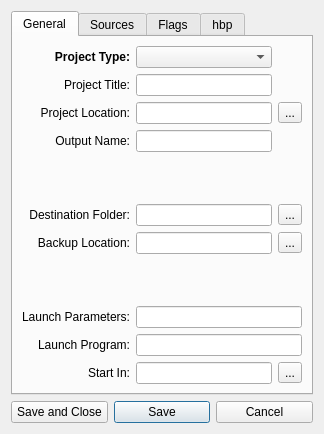
First picture: the form in harbour/contrib/hbide/resources/projectpropertiesex.ui, repository harbour/core, before the edit.
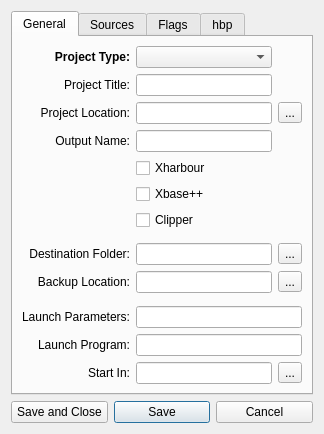
Second picture: the form after the edit.

Commit message: 2010-05-05 15:50 UTC-0800 Pritpal Bedi (pritpal@vouchcac.com)   * contrib/hbide/resources/projectpropertiesex.ui   * contrib/hbide/resources/projectpropertiesex.uic

The edit to the form file:
```diff
--- a/harbour/contrib/hbide/resources/projectpropertiesex.ui
+++ b/harbour/contrib/hbide/resources/projectpropertiesex.ui
@@ -96,7 +96,7 @@
          </property>
         </widget>
        </item>
-       <item row="5" column="0">
+       <item row="8" column="0">
         <widget class="QLabel" name="label_5">
          <property name="text">
           <string>Destination Folder:</string>
@@ -106,7 +106,7 @@
          </property>
         </widget>
        </item>
-       <item row="5" column="1">
+       <item row="8" column="1">
         <widget class="QLineEdit" name="editDstFolder">
          <property name="toolTip">
           <string>&lt;!DOCTYPE HTML PUBLIC &quot;-//W3C//DTD HTML 4.0//EN&quot; &quot;http://www.w3.org/TR/REC-html40/strict.dtd&quot;&gt;
@@ -118,7 +118,7 @@
          </property>
         </widget>
        </item>
-       <item row="9" column="0">
+       <item row="12" column="0">
         <widget class="QLabel" name="label_7">
          <property name="text">
           <string>Launch Parameters:</string>
@@ -128,10 +128,10 @@
          </property>
         </widget>
        </item>
-       <item row="9" column="1" colspan="2">
+       <item row="12" column="1" colspan="2">
         <widget class="QLineEdit" name="editLaunchParams"/>
        </item>
-       <item row="10" column="0">
+       <item row="13" column="0">
         <widget class="QLabel" name="label_8">
          <property name="text">
           <string>Launch Program:</string>
@@ -141,10 +141,10 @@
          </property>
         </widget>
        </item>
-       <item row="10" column="1" colspan="2">
+       <item row="13" column="1" colspan="2">
         <widget class="QLineEdit" name="editLaunchExe"/>
        </item>
-       <item row="7" column="0">
+       <item row="10" column="0">
         <widget class="QLabel" name="label_13">
          <property name="text">
           <string>Backup Location:</string>
@@ -154,7 +154,7 @@
          </property>
         </widget>
        </item>
-       <item row="7" column="1">
+       <item row="10" column="1">
         <widget class="QLineEdit" name="editBackup"/>
        </item>
        <item row="3" column="1">
@@ -185,34 +185,34 @@
          </property>
         </widget>
        </item>
-       <item row="7" column="2">
+       <item row="10" column="2">
         <widget class="QToolButton" name="buttonBackup">
          <property name="text">
           <string>...</string>
          </property>
         </widget>
        </item>
-       <item row="5" column="2">
+       <item row="8" column="2">
         <widget class="QToolButton" name="buttonChooseDest">
          <property name="text">
           <string>...</string>
          </property>
         </widget>
        </item>
-       <item row="8" column="1">
-        <spacer name="verticalSpacer">
-         <property name="orientation">
-          <enum>Qt::Vertical</enum>
-         </property>
-         <property name="sizeHint" stdset="0">
-          <size>
-           <width>20</width>
-           <height>40</height>
-          </size>
-         </property>
-        </spacer>
-       </item>
        <item row="11" column="1">
+        <spacer name="verticalSpacer">
+         <property name="orientation">
+          <enum>Qt::Vertical</enum>
+         </property>
+         <property name="sizeHint" stdset="0">
+          <size>
+           <width>20</width>
+           <height>40</height>
+          </size>
+         </property>
+        </spacer>
+       </item>
+       <item row="14" column="1">
         <widget class="QLineEdit" name="editWrkFolder">
          <property name="toolTip">
           <string>&lt;!DOCTYPE HTML PUBLIC &quot;-//W3C//DTD HTML 4.0//EN&quot; &quot;http://www.w3.org/TR/REC-html40/strict.dtd&quot;&gt;
@@ -223,7 +223,7 @@
          </property>
         </widget>
        </item>
-       <item row="11" column="0">
+       <item row="14" column="0">
         <widget class="QLabel" name="labelInitFolder">
          <property name="text">
           <string>Start In:</string>
@@ -233,14 +233,14 @@
          </property>
         </widget>
        </item>
-       <item row="11" column="2">
+       <item row="14" column="2">
         <widget class="QToolButton" name="buttonChooseWd">
          <property name="text">
           <string>...</string>
          </property>
         </widget>
        </item>
-       <item row="4" column="1">
+       <item row="7" column="1">
         <spacer name="verticalSpacer_2">
          <property name="orientation">
           <enum>Qt::Vertical</enum>
@@ -253,6 +253,27 @@
          </property>
         </spacer>
        </item>
+       <item row="4" column="1">
+        <widget class="QCheckBox" name="checkXhb">
+         <property name="text">
+          <string>Xharbour</string>
+         </property>
+        </widget>
+       </item>
+       <item row="5" column="1">
+        <widget class="QCheckBox" name="checkXpp">
+         <property name="text">
+          <string>Xbase++</string>
+         </property>
+        </widget>
+       </item>
+       <item row="6" column="1">
+        <widget class="QCheckBox" name="checkClp">
+         <property name="text">
+          <string>Clipper</string>
+         </property>
+        </widget>
+       </item>
       </layout>
      </widget>
      <widget class="QWidget" name="tabFiles">
```
The commit also changes 5 other files.
